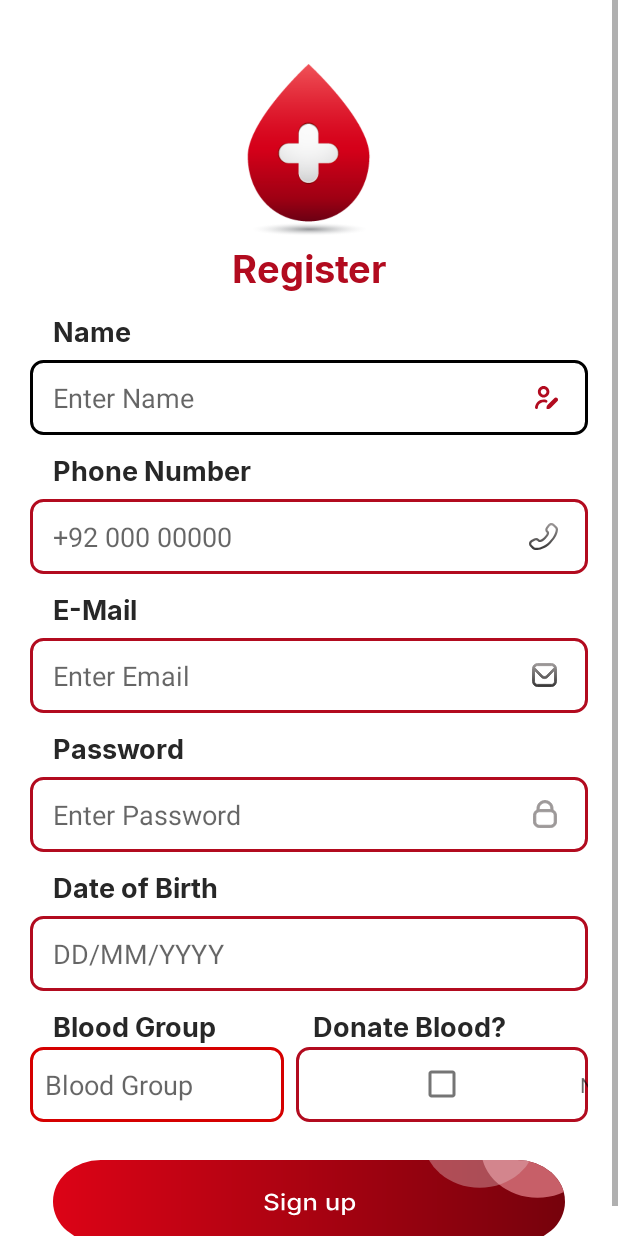
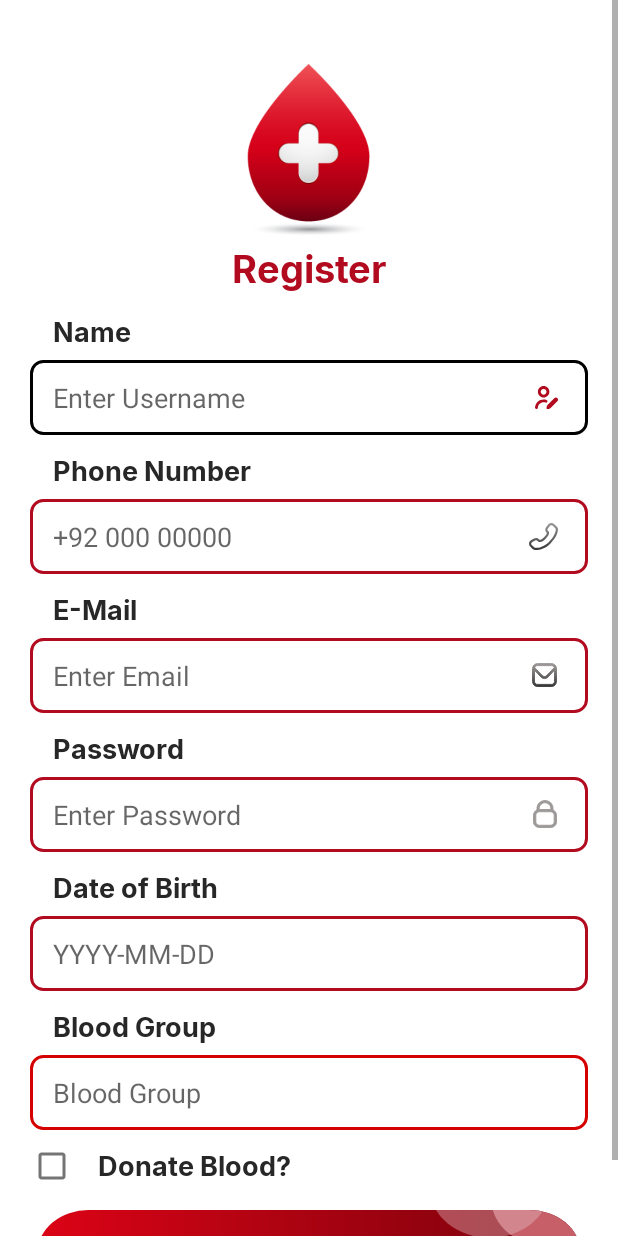
Before and after one commit to sulemantech/blood-donation-android, an Android app: the RegisterActivity screen opened directly, with no data from a screen before it, on a phone screen of 412 x 824 dp. Run offline under Robolectric (Android 15) with nearby library versions, the phone set to English and light mode, and no system bars.

Commit message:
All modification

```diff
--- a/app/src/main/java/com/welfare/blood/donation/DonateBloodActivity.kt
+++ b/app/src/main/java/com/welfare/blood/donation/DonateBloodActivity.kt
@@ -1,5 +1,6 @@
 package com.welfare.blood.donation
 
+import android.content.Intent
 import android.os.Bundle
 import android.widget.Toast
 import androidx.appcompat.app.AppCompatActivity
@@ -41,6 +42,10 @@ class DonateBloodActivity : AppCompatActivity() {
                 val response = RetrofitInstance.api.donateBlood(request)
                 withContext(Dispatchers.Main) {
                     Toast.makeText(this@DonateBloodActivity, "Donation successful! ID: ${response.id}", Toast.LENGTH_LONG).show()
+
+                    val intent = Intent(this@DonateBloodActivity, HomeActivity::class.java)
+                    startActivity(intent)
+                    finish()
                 }
             } catch (e: Exception) {
                 withContext(Dispatchers.Main) {
--- a/app/src/main/java/com/welfare/blood/donation/RegisterActivity.kt
+++ b/app/src/main/java/com/welfare/blood/donation/RegisterActivity.kt
@@ -5,6 +5,7 @@ import android.os.Bundle
 import android.widget.Toast
 import androidx.appcompat.app.AppCompatActivity
 import com.welfare.blood.donation.databinding.ActivityRegisterBinding
+import com.welfare.blood.donation.models.RegisterRequest
 import kotlinx.coroutines.CoroutineScope
 import kotlinx.coroutines.Dispatchers
 import kotlinx.coroutines.launch
@@ -53,7 +54,7 @@ class RegisterActivity : AppCompatActivity() {
     }
 
     private fun registerUser(name: String, phoneNumber: Long, email: String, password: String, dateOfBirth: String, bloodGroup: String, donateBlood: Boolean) {
-        val registerRequest = ApiService.RegisterRequest(
+        val registerRequest = RegisterRequest(
             name,
             phoneNumber,
             email,
@@ -86,7 +87,7 @@ class RegisterActivity : AppCompatActivity() {
     }
 
     private fun isValidPhoneNumber(phone: String): Boolean {
-        val pattern = Pattern.compile("^\\d{10}\$")
+        val pattern = Pattern.compile("^\\d{11}\$")
         val matcher = pattern.matcher(phone)
         return matcher.matches()
     }
--- a/app/src/main/res/layout/activity_donate_blood.xml
+++ b/app/src/main/res/layout/activity_donate_blood.xml
@@ -60,8 +60,10 @@
         android:id="@+id/bloodTypeEditText"
         android:layout_width="0dp"
         android:layout_height="50dp"
+        android:hint="Enter Blood Type"
         android:background="@drawable/ed_border"
         android:layout_marginTop="5dp"
+        android:paddingLeft="15dp"
         android:layout_marginStart="20dp"
         android:layout_marginEnd="20dp"
         app:layout_constraintTop_toBottomOf="@+id/blood_type"
@@ -87,7 +89,7 @@
         android:layout_width="0dp"
         android:layout_height="50dp"
         android:background="@drawable/ed_border"
-        android:hint="Type here..."
+        android:hint="Enter Location"
         android:paddingStart="15dp"
         android:paddingEnd="20dp"
         android:layout_marginTop="5dp"
--- a/app/src/main/res/layout/activity_register.xml
+++ b/app/src/main/res/layout/activity_register.xml
@@ -51,7 +51,7 @@
             android:maxLines="1"
             android:layout_marginStart="20dp"
             android:layout_marginEnd="20dp"
-            android:hint="Enter Name"
+            android:hint="Enter Username"
             android:paddingStart="15dp"
             android:layout_marginTop="5dp"
             android:paddingEnd="20dp"
@@ -165,73 +165,69 @@
             android:layout_marginTop="5dp"
             android:layout_marginStart="20dp"
             android:layout_marginEnd="20dp"
-            android:hint="DD/MM/YYYY"
+            android:hint="YYYY-MM-DD"
             android:paddingStart="15dp"
             android:paddingEnd="20dp"
             app:layout_constraintTop_toBottomOf="@+id/date_of_birth"
             android:drawablePadding="8dp"/>
-        <androidx.constraintlayout.widget.Guideline
+
+        <TextView
+            android:id="@+id/text_blood_group"
             android:layout_width="wrap_content"
             android:layout_height="wrap_content"
-            android:id="@+id/line50"
-            android:orientation="vertical"
-            app:layout_constraintGuide_percent="0.47"/>
-
-        <TextView
-            android:id="@+id/blood_group"
-            android:layout_width="wrap_content"
-            android:layout_height="wrap_content"
-            android:fontFamily="@font/inter_bold"
             android:layout_marginTop="10dp"
             android:text="Blood Group"
+            android:textSize="18sp"
+            android:fontFamily="@font/inter_bold"
             android:textColor="@color/black1"
-            android:textSize="18sp"
-            android:layout_marginStart="15dp"
-            app:layout_constraintStart_toStartOf="@+id/ed_date_birth"
+            android:layout_marginStart="35dp"
+            app:layout_constraintStart_toStartOf="parent"
             app:layout_constraintTop_toBottomOf="@+id/ed_date_birth" />
+
+        <EditText
+            android:id="@+id/blood_group"
+            android:layout_width="match_parent"
+            android:layout_height="50dp"
+            android:padding="8dp"
+            android:maxLines="1"
+            android:layout_marginTop="5dp"
+            android:layout_marginStart="20dp"
+            android:layout_marginEnd="20dp"
+            android:layout_centerInParent="true"
+            android:hint="Blood Group"
+            android:paddingLeft="10dp"
+            android:paddingStart="15dp"
+            android:paddingEnd="20dp"
+            android:background="@drawable/spinner_border"
+            app:layout_constraintStart_toStartOf="parent"
+            app:layout_constraintTop_toBottomOf="@+id/text_blood_group" />
 
         <TextView
             android:id="@+id/want_to_donate"
             android:layout_width="wrap_content"
             android:layout_height="wrap_content"
             android:fontFamily="@font/inter_bold"
-            android:layout_marginStart="15dp"
+            android:layout_marginStart="65dp"
             android:layout_marginTop="10dp"
             android:text="Donate Blood?"
             android:textColor="@color/black1"
             android:textSize="18sp"
-            app:layout_constraintStart_toStartOf="@+id/line50"
-            app:layout_constraintTop_toBottomOf="@+id/ed_date_birth" />
+            app:layout_constraintStart_toStartOf="parent"
+            app:layout_constraintTop_toBottomOf="@+id/blood_group" />
 
 
-        <EditText
-            android:id="@+id/spinner"
-            android:layout_width="0dp"
-            android:layout_height="50dp"
-            android:layout_marginEnd="4dp"
-            android:layout_centerInParent="true"
-            android:hint="Blood Group"
-            android:paddingLeft="10dp"
-            android:background="@drawable/spinner_border"
-            app:layout_constraintEnd_toStartOf="@+id/line50"
-            app:layout_constraintStart_toStartOf="@+id/ed_date_birth"
-            app:layout_constraintTop_toBottomOf="@+id/blood_group" />
 
         <CheckBox
             android:id="@+id/no_yes"
-            android:layout_width="0dp"
-            android:layout_height="50dp"
+            android:layout_width="wrap_content"
+            android:layout_height="wrap_content"
             android:layout_marginStart="4dp"
-            android:background="@drawable/ed_border"
-            android:drawablePadding="8dp"
-            android:hint="No"
-            android:gravity="center"
-            android:maxLines="1"
             android:padding="8dp"
-            android:paddingStart="15dp"
-            app:layout_constraintEnd_toEndOf="@+id/ed_date_birth"
-            app:layout_constraintStart_toStartOf="@+id/line50"
-            app:layout_constraintTop_toBottomOf="@+id/want_to_donate" />
+            android:paddingStart="18dp"
+            app:layout_constraintStart_toStartOf="parent"
+            app:layout_constraintTop_toBottomOf="@+id/blood_group"
+            app:layout_constraintEnd_toStartOf="@+id/want_to_donate"
+            />
 
         <TextView
             android:id="@+id/sign_up"
@@ -239,11 +235,13 @@
             android:layout_height="55dp"
             android:layout_gravity="center"
             android:layout_marginHorizontal="15dp"
-            android:layout_marginTop="25dp"
+            android:layout_marginTop="5dp"
             android:background="@drawable/signup_button"
             android:textAllCaps="false"
-            app:layout_constraintEnd_toEndOf="@+id/no_yes"
-            app:layout_constraintStart_toStartOf="@+id/spinner"
+            android:layout_marginEnd="25sp"
+            android:layout_marginStart="25sp"
+            app:layout_constraintEnd_toEndOf="parent"
+            app:layout_constraintStart_toStartOf="parent"
             app:layout_constraintTop_toBottomOf="@+id/no_yes" />
         <View
             android:layout_width="match_parent"
--- a/app/src/main/res/values/strings.xml
+++ b/app/src/main/res/values/strings.xml
@@ -69,7 +69,7 @@
     <string name="blood_type">Blood Type</string>
     <string name="required_unit">Required Unit</string>
     <string name="required_date">Required Date</string>
-    <string name="dd_mm_yyyy">DD/MM/YYYY</string>
+    <string name="dd_mm_yyyy">YYYY-MM-DD</string>
     <string name="send_request">Send Request</string>
     <string name="hospital_location">HospitalLocation</string>
     <string name="please_let_us_know_if_you_need_the_blood_for_yourself_or_for_someone_else">Please let us know if you need the blood for yourself or for someone else.</string>
```
Also changed, not shown: app/src/main/java/com/welfare/blood/donation/ApiService.kt (+6 -23 lines), app/src/main/java/com/welfare/blood/donation/LoginActivity.kt (+8 -6 lines), app/src/main/java/com/welfare/blood/donation/models/RegisterRequest.kt (added, +11 -0 lines), app/src/main/java/com/welfare/blood/donation/models/RegisterResponse.kt (added, +13 -0 lines).
